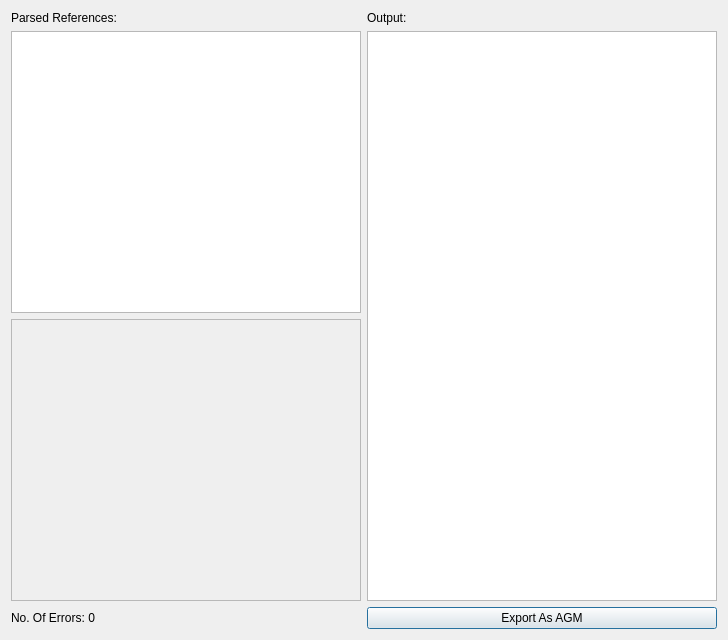
This is viewparsedreferences.ui in falconofdoom/gui as Qt 5 draws it before an edit. The edited form follows.
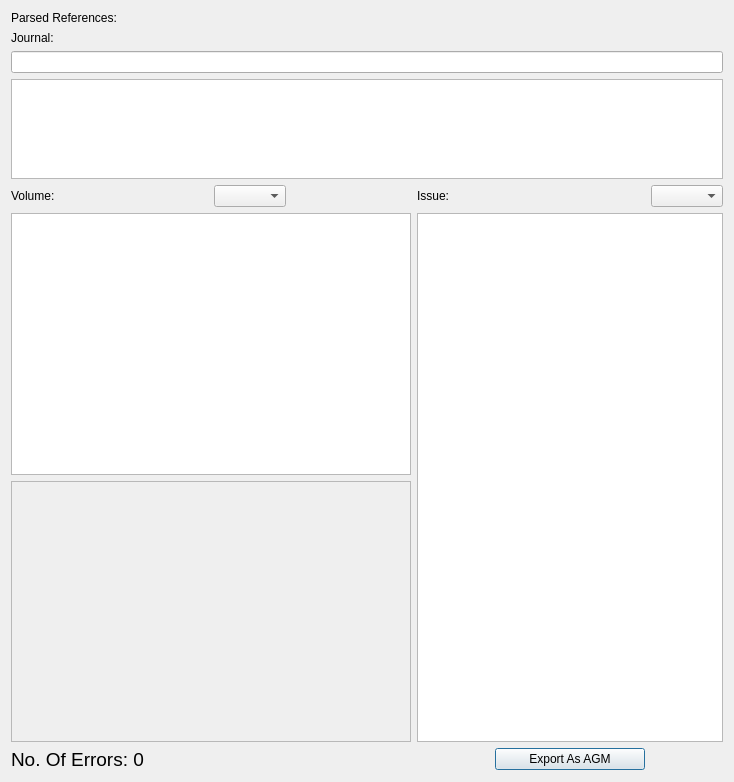
This is the edited form.

What changed in the file:
```diff
--- a/viewparsedreferences.ui
+++ b/viewparsedreferences.ui
@@ -6,25 +6,101 @@
    <rect>
     <x>0</x>
     <y>0</y>
-    <width>728</width>
-    <height>640</height>
+    <width>734</width>
+    <height>782</height>
    </rect>
   </property>
   <property name="windowTitle">
    <string>View Parsed References</string>
   </property>
   <layout class="QGridLayout" name="gridLayout_2">
-   <item row="0" column="0">
+   <item row="0" column="1">
     <layout class="QGridLayout" name="gridLayout">
-     <item row="0" column="1">
+     <item row="2" column="0" colspan="5">
+      <widget class="QLineEdit" name="lineEdit"/>
+     </item>
+     <item row="1" column="0" colspan="2">
       <widget class="QLabel" name="label">
        <property name="text">
-        <string>Output: </string>
+        <string>Journal:</string>
        </property>
       </widget>
      </item>
-     <item row="2" column="0">
+     <item row="3" column="0" colspan="5">
+      <widget class="QTableView" name="tableView_2">
+       <property name="maximumSize">
+        <size>
+         <width>16777215</width>
+         <height>100</height>
+        </size>
+       </property>
+      </widget>
+     </item>
+     <item row="0" column="0" colspan="2">
+      <widget class="QLabel" name="label_2">
+       <property name="text">
+        <string>Parsed References:</string>
+       </property>
+      </widget>
+     </item>
+     <item row="7" column="2" colspan="2">
+      <widget class="QPushButton" name="pushButton">
+       <property name="text">
+        <string>Export As AGM</string>
+       </property>
+      </widget>
+     </item>
+     <item row="5" column="0">
+      <widget class="QTableView" name="tableView">
+       <property name="maximumSize">
+        <size>
+         <width>400</width>
+         <height>16777215</height>
+        </size>
+       </property>
+      </widget>
+     </item>
+     <item row="4" column="0">
+      <layout class="QHBoxLayout" name="horizontalLayout_4">
+       <item>
+        <widget class="QLabel" name="label_4">
+         <property name="text">
+          <string>Volume: </string>
+         </property>
+        </widget>
+       </item>
+       <item alignment="Qt::AlignLeft">
+        <widget class="QComboBox" name="comboBox">
+         <property name="maximumSize">
+          <size>
+           <width>100</width>
+           <height>16777215</height>
+          </size>
+         </property>
+        </widget>
+       </item>
+      </layout>
+     </item>
+     <item row="7" column="0">
+      <widget class="QLabel" name="label_3">
+       <property name="font">
+        <font>
+         <pointsize>14</pointsize>
+        </font>
+       </property>
+       <property name="text">
+        <string>No. Of Errors: 0</string>
+       </property>
+      </widget>
+     </item>
+     <item row="6" column="0">
       <widget class="QScrollArea" name="scrollArea">
+       <property name="maximumSize">
+        <size>
+         <width>400</width>
+         <height>16777215</height>
+        </size>
+       </property>
        <property name="widgetResizable">
         <bool>true</bool>
        </property>
@@ -33,39 +109,42 @@
          <rect>
           <x>0</x>
           <y>0</y>
-          <width>349</width>
-          <height>277</height>
+          <width>398</width>
+          <height>249</height>
          </rect>
         </property>
        </widget>
       </widget>
      </item>
-     <item row="3" column="0">
-      <widget class="QLabel" name="label_3">
-       <property name="text">
-        <string>No. Of Errors: 0</string>
-       </property>
-      </widget>
-     </item>
-     <item row="1" column="0">
-      <widget class="QTableView" name="tableView"/>
-     </item>
-     <item row="0" column="0">
-      <widget class="QLabel" name="label_2">
-       <property name="text">
-        <string>Parsed References:</string>
-       </property>
-      </widget>
-     </item>
-     <item row="1" column="1" rowspan="2">
+     <item row="5" column="1" rowspan="2" colspan="4">
       <widget class="QTextBrowser" name="textBrowser"/>
      </item>
-     <item row="3" column="1">
-      <widget class="QPushButton" name="pushButton">
-       <property name="text">
-        <string>Export As AGM</string>
-       </property>
-      </widget>
+     <item row="4" column="1" colspan="4">
+      <layout class="QHBoxLayout" name="horizontalLayout_3">
+       <item>
+        <widget class="QLabel" name="label_5">
+         <property name="sizePolicy">
+          <sizepolicy hsizetype="MinimumExpanding" vsizetype="Preferred">
+           <horstretch>0</horstretch>
+           <verstretch>0</verstretch>
+          </sizepolicy>
+         </property>
+         <property name="text">
+          <string>Issue: </string>
+         </property>
+        </widget>
+       </item>
+       <item>
+        <widget class="QComboBox" name="comboBox_2">
+         <property name="maximumSize">
+          <size>
+           <width>100</width>
+           <height>16777215</height>
+          </size>
+         </property>
+        </widget>
+       </item>
+      </layout>
      </item>
     </layout>
    </item>
```
